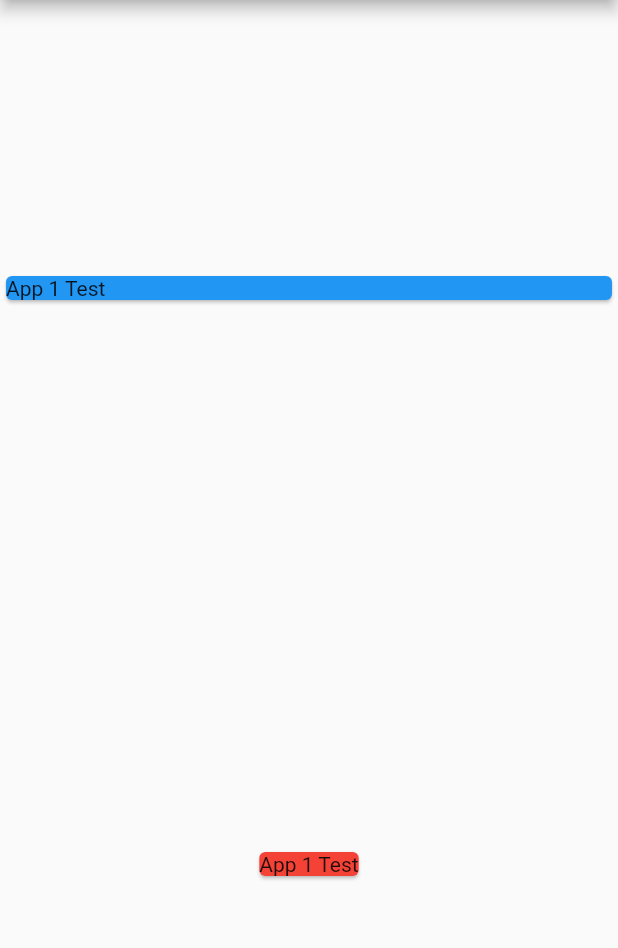
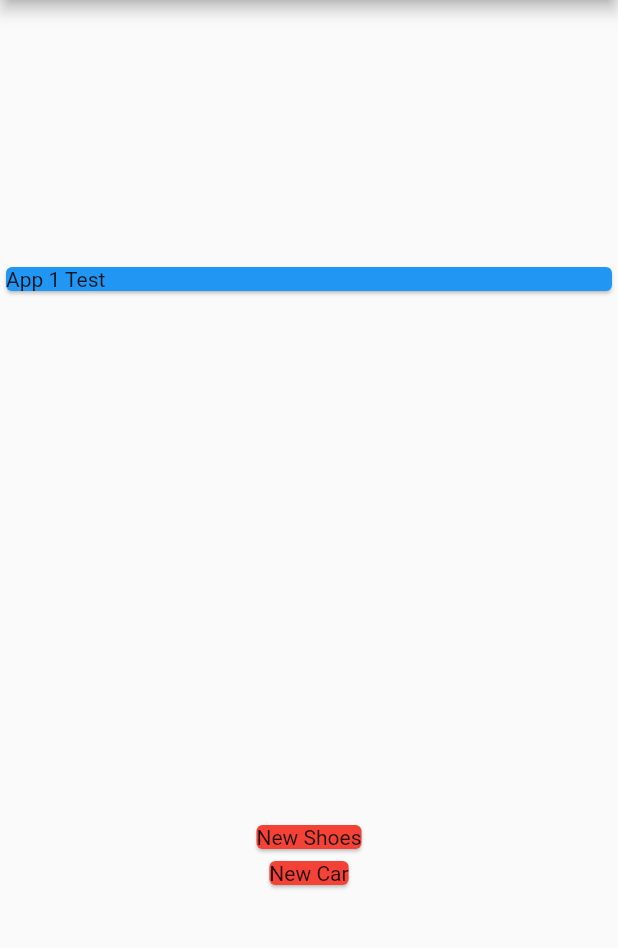
Before and after one commit to JunoSoft/expensesappflutter, a Flutter app: the screen it shows after launch, on a phone screen of 412 x 824 dp, the part 84-1032 px from its top. Run offline on Flutter 3.47's test engine with Material 2 defaults, Android fonts, the phone set to English and light mode, and no system bars.

Commit message:
added transaction column

```diff
--- a/lib/main.dart
+++ b/lib/main.dart
@@ -25,7 +25,7 @@ class _MyHomePage extends StatelessWidget {
     Transaction(
         amount: 68.99, date: DateTime.now(), id: 'X5667', title: 'New Shoes'),
     Transaction(
-        amount: 68.99, date: DateTime.now(), id: 'X5667', title: 'New Shoes'),
+        amount: 68.99, date: DateTime.now(), id: 'X5667', title: 'New Car'),
   ];
   @override
   Widget build(BuildContext context) {
@@ -45,10 +45,13 @@ class _MyHomePage extends StatelessWidget {
                 color: Colors.blue,
               ),
             ),
-            const Card(
-              child: Text('App 1 Test'),
-              color: Colors.red,
-            ),
+            Column(
+                children: transaction.map((tx) {
+              return Card(
+                child: Text(tx.title),
+                color: Colors.red,
+              );
+            }).toList()),
           ],
         ),
       ),
```
